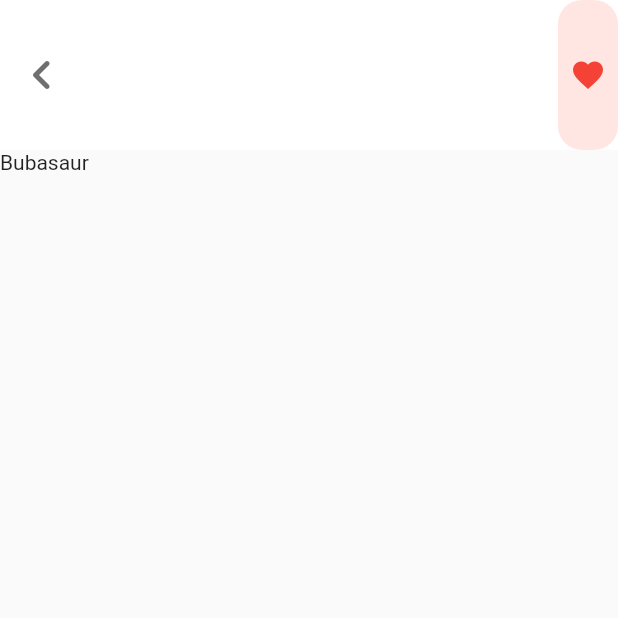
After one commit to ViniPortoDev/poke_app, a Flutter app: the PokeinfoPage screen opened by its route, on a phone screen of 412 x 824 dp, the top half of it. The commit adds this screen. Run offline on Flutter 3.47's test engine with Material 2 defaults, Android fonts, the phone set to English and light mode, and no system bars.

Commit message:
estruturando tela 2

```diff
--- a/lib/main.dart
+++ b/lib/main.dart
@@ -1,9 +1,13 @@
+import 'package:desafio02/routes/pages.dart';
+import 'package:desafio02/routes/routes.dart';
 import 'package:flutter/material.dart';
 import 'src/pages/home/home_page.dart';
 
 void main() {
   runApp(
     MaterialApp(
+      initialRoute: Routes.HOME,
+      routes: Pages.pages,
       debugShowCheckedModeBanner: false,
       theme: ThemeData(
         fontFamily: 'Roboto',
--- /dev/null
+++ b/lib/routes/routes.dart
@@ -0,0 +1,6 @@
+// ignore_for_file: constant_identifier_names
+
+class Routes {
+  static const POKEINFO = '/pokeinfo';
+  static const HOME = '/';
+}
--- a/lib/src/pages/home/components/pokemons_list_tile_component.dart
+++ b/lib/src/pages/home/components/pokemons_list_tile_component.dart
@@ -1,5 +1,6 @@
 // ignore_for_file: must_be_immutable
 
+import 'package:desafio02/routes/routes.dart';
 import 'package:desafio02/src/models/pokemon_model.dart';
 import 'package:flutter/material.dart';
 
@@ -27,7 +28,9 @@ class _ListTileWidgetState extends State<ListTileWidget> {
           borderRadius: BorderRadius.circular(22),
         ),
         child: ListTile(
-          onTap: () {},
+          onTap: () {
+            Navigator.pushNamed(context, Routes.POKEINFO);
+          },
           contentPadding: const EdgeInsets.all(12),
           leading: Image.asset(
             widget.pokemons.avatarImage,
--- /dev/null
+++ b/lib/src/pages/pokeinfo/pokeinfo_page.dart
@@ -0,0 +1,50 @@
+import 'package:desafio02/src/controllers/home_controller.dart';
+import 'package:flutter/material.dart';
+
+class PokeinfoPage extends StatelessWidget {
+  final controller = HomeController();
+  PokeinfoPage({
+    Key? key,
+  }) : super(key: key);
+
+  @override
+  Widget build(BuildContext context) {
+    return Scaffold(
+      appBar: AppBar(
+        backgroundColor: Colors.white,
+        elevation: 0,
+        toolbarHeight: 100,
+        leading: IconButton(
+          onPressed: () {
+            Navigator.pop(context);
+          },
+          icon: const Icon(
+            Icons.keyboard_arrow_left_rounded,
+            size: 40,
+            color: Color(0xff6F6F6F),
+          ),
+        ),
+        actions: [
+          Container(
+            height: 40,
+            width: 40,
+            decoration: BoxDecoration(
+                borderRadius: BorderRadius.circular(16),
+                color: const Color(0xffFFE6E3)),
+            child: const Icon(
+              Icons.favorite,
+              color: Colors.red,
+            ),
+          ),
+        ],
+      ),
+      body: Column(
+        children: [
+          Row(
+            children: [Text(controller.pokemons[0].name)],
+          )
+        ],
+      ),
+    );
+  }
+}
```
Also changed, not shown: lib/routes/pages.dart (added, +12 -0 lines), lib/src/design_patterns/gallery_photo_widget.dart (renamed from lib/src/controllers/gallery_photo_widget.dart).
